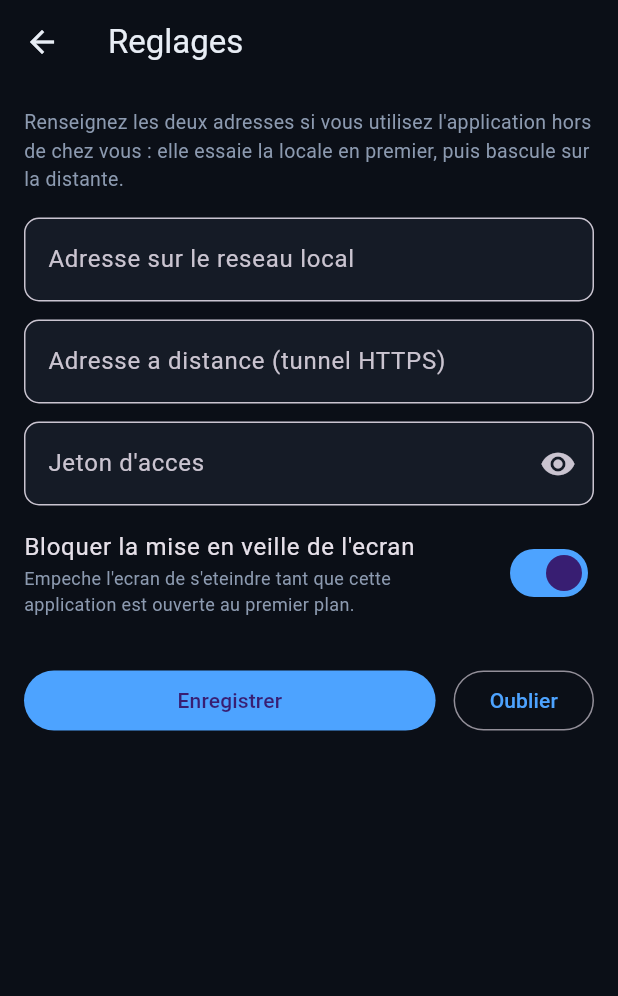
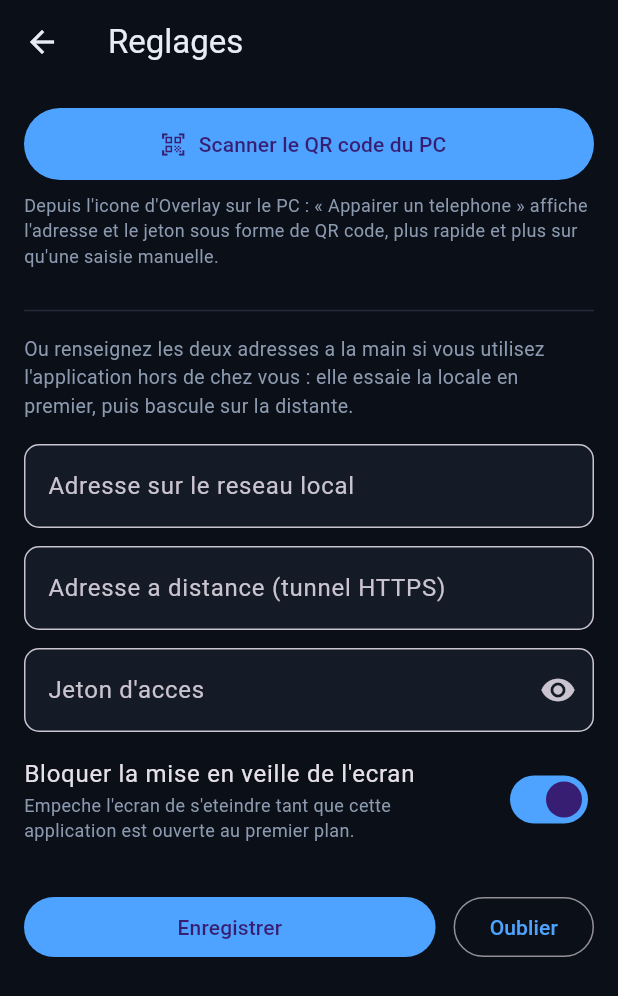
Before and after one commit to feanor91/overlay-perf, a Flutter app: the screen it shows after launch, after a tap on "Tout le reste", after a tap on the "settings" icon, on a phone screen of 412 x 824 dp. Shown: the top 996 px of the screen. Run offline on Flutter 3.47's test engine with Material 3 defaults, Android fonts, the phone set to English and light mode, and no system bars; our stand-ins replace shared_preferences, wakelock_plus; missing offline and left inert: mobile_scanner.

Commit message:
Ajouter le scan du QR code d'appairage (remplace la saisie manuelle du jeton)
Ecran de scan (mobile_scanner, camera CameraX) accessible depuis les
Reglages (« Scanner le QR code du PC ») et directement sur l'ecran
d'accueil tant qu'aucune adresse n'est configuree, pour un premier
lancement sans taper la moindre adresse ni le moindre jeton.

- PairingLink.parse decode l'URL produite par « Appairer un
  telephone » (agent Python ou OverlayPerf.exe), format
  `http://hote:port/#token=...` : extrait l'origine et le jeton du
  fragment (Uri.splitQueryString), sans dependre d'un format
  particulier de page web puisqu'il n'y a pas de page a charger ici.
- Le scan remplit l'adresse locale et le jeton ; l'adresse distante
  n'est jamais touchee (le QR scanne chez soi decrit l'adresse
  locale). Message clair si le QR n'est pas une adresse Overlay
  valide, ou n'a pas de jeton.
- Permission CAMERA ajoutee au manifeste, camera declaree non requise
  (uses-feature required="false") pour ne pas exclure un telephone
  qui n'en aurait pas.
- 5 tests sur PairingLink.parse (port explicite, https sans port,
  jeton avec caracteres a decoder, sans fragment, texte invalide).

flutter analyze sans avertissement ; flutter build apk --release
--split-per-abi compile (arm64 : 23,6 Mo).

Co-Authored-By: Claude Sonnet 5 <noreply@anthropic.com>

```diff
--- a/mobile/lib/screens/home_screen.dart
+++ b/mobile/lib/screens/home_screen.dart
@@ -158,7 +158,7 @@ class _HomeScreenState extends State<HomeScreen> {
             _Note(text: widget.connection.overlayError!),
           Expanded(
             child: snapshot == null
-                ? const _Empty()
+                ? _Empty(onOpenSettings: _settings.urls.isEmpty ? _openSettings : null)
                 : visible.isEmpty
                     ? const _Empty(message: "Rien a afficher pour l'instant.")
                     : _Grid(readings: visible, history: _history),
@@ -315,19 +315,33 @@ class _Grid extends StatelessWidget {
 
 class _Empty extends StatelessWidget {
   final String? message;
-  const _Empty({this.message});
+  final VoidCallback? onOpenSettings;
+  const _Empty({this.message, this.onOpenSettings});
 
   @override
   Widget build(BuildContext context) {
     return Center(
       child: Padding(
         padding: const EdgeInsets.all(32),
-        child: Text(
-          message ??
-              "En attente de l'agent. Lancez OverlayPerf.exe (ou l'agent Python) sur le PC, "
-                  "puis « Appairer un telephone » depuis son icone pour obtenir l'adresse et le jeton.",
-          textAlign: TextAlign.center,
-          style: const TextStyle(color: AppColors.textFaible, height: 1.5),
+        child: Column(
+          mainAxisSize: MainAxisSize.min,
+          children: [
+            Text(
+              message ??
+                  "En attente de l'agent. Lancez OverlayPerf.exe (ou l'agent Python) sur le PC, "
+                      "puis « Appairer un telephone » depuis son icone pour obtenir l'adresse et le jeton.",
+              textAlign: TextAlign.center,
+              style: const TextStyle(color: AppColors.textFaible, height: 1.5),
+            ),
+            if (onOpenSettings != null) ...[
+              const SizedBox(height: 20),
+              FilledButton.icon(
+                onPressed: onOpenSettings,
+                icon: const Icon(Icons.qr_code_scanner),
+                label: const Text('Scanner le QR code du PC'),
+              ),
+            ],
+          ],
         ),
       ),
     );
--- a/mobile/lib/screens/settings_screen.dart
+++ b/mobile/lib/screens/settings_screen.dart
@@ -1,7 +1,9 @@
 import 'package:flutter/material.dart';
 
+import '../pairing.dart';
 import '../settings.dart';
 import '../theme.dart';
+import 'qr_scan_screen.dart';
 
 /// Reglages de connexion : adresses (locale + distante), jeton, verrou d'ecran.
 /// Miroir du panneau « Reglages » de la PWA, avec le blocage de veille en plus
@@ -59,6 +61,34 @@ class _SettingsScreenState extends State<SettingsScreen> {
     Navigator.of(context).pop();
   }
 
+  Future<void> _scanQrCode() async {
+    final raw = await Navigator.of(context).push<String>(
+      MaterialPageRoute(builder: (_) => const QrScanScreen()),
+    );
+    if (raw == null || !mounted) return; // annule par l'utilisateur
+
+    final link = PairingLink.parse(raw);
+    if (link == null) {
+      ScaffoldMessenger.of(context).showSnackBar(
+        const SnackBar(content: Text("Ce QR code n'est pas une adresse d'appairage Overlay valide.")),
+      );
+      return;
+    }
+
+    setState(() {
+      // Le QR se scanne typiquement chez soi, sur le meme reseau : l'adresse va
+      // dans le champ local. L'adresse distante n'est jamais touchee ici.
+      _local.text = link.origin;
+      if (link.token != null) _token.text = link.token!;
+    });
+
+    ScaffoldMessenger.of(context).showSnackBar(SnackBar(
+      content: Text(link.token != null
+          ? 'Adresse et jeton renseignes depuis le QR code.'
+          : "Adresse renseignee, mais aucun jeton trouve dans ce QR code."),
+    ));
+  }
+
   @override
   Widget build(BuildContext context) {
     return Scaffold(
@@ -66,8 +96,23 @@ class _SettingsScreenState extends State<SettingsScreen> {
       body: ListView(
         padding: const EdgeInsets.all(16),
         children: [
+          FilledButton.icon(
+            onPressed: _scanQrCode,
+            icon: const Icon(Icons.qr_code_scanner),
+            label: const Text('Scanner le QR code du PC'),
+            style: FilledButton.styleFrom(minimumSize: const Size.fromHeight(48)),
+          ),
+          const SizedBox(height: 8),
           const Text(
-            "Renseignez les deux adresses si vous utilisez l'application hors de chez vous : "
+            "Depuis l'icone d'Overlay sur le PC : « Appairer un telephone » affiche "
+            "l'adresse et le jeton sous forme de QR code, plus rapide et plus sur qu'une saisie manuelle.",
+            style: TextStyle(fontSize: 12, color: AppColors.textFaible),
+          ),
+          const SizedBox(height: 20),
+          const Divider(color: AppColors.carteBord),
+          const SizedBox(height: 8),
+          const Text(
+            "Ou renseignez les deux adresses a la main si vous utilisez l'application hors de chez vous : "
             "elle essaie la locale en premier, puis bascule sur la distante.",
             style: TextStyle(fontSize: 13, color: AppColors.textFaible),
           ),
--- a/mobile/pubspec.yaml
+++ b/mobile/pubspec.yaml
@@ -15,6 +15,7 @@ dependencies:
   shared_preferences: ^2.5.5
   wakelock_plus: ^1.8.0
   http: ^1.6.0
+  mobile_scanner: ^7.4.2
 
 dev_dependencies:
   flutter_test:
```
Also changed, not shown: mobile/lib/pairing.dart (added, +32 -0 lines), mobile/lib/screens/qr_scan_screen.dart (added, +121 -0 lines), mobile/pubspec.lock, 2 other files.
